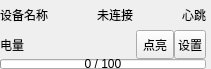
Before: the Qt Designer form UAVManage/devicecontrol.ui in gessd/UAVManage, drawn with Qt 5.
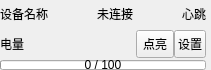
After: the same form once the commit is applied. Icons and pictures are not drawn.

```diff
--- a/UAVManage/devicecontrol.ui
+++ b/UAVManage/devicecontrol.ui
@@ -7,7 +7,7 @@
     <x>0</x>
     <y>0</y>
     <width>211</width>
-    <height>69</height>
+    <height>70</height>
    </rect>
   </property>
   <property name="windowTitle">
@@ -15,7 +15,7 @@
   </property>
   <layout class="QVBoxLayout" name="verticalLayout">
    <property name="spacing">
-    <number>0</number>
+    <number>2</number>
    </property>
    <property name="leftMargin">
     <number>0</number>
@@ -36,6 +36,12 @@
      </property>
      <item>
       <widget class="QLabel" name="labelDeviceName">
+       <property name="maximumSize">
+        <size>
+         <width>100</width>
+         <height>16777215</height>
+        </size>
+       </property>
        <property name="text">
         <string>设备名称</string>
        </property>
@@ -59,6 +65,9 @@
        <property name="text">
         <string>未连接</string>
        </property>
+       <property name="alignment">
+        <set>Qt::AlignCenter</set>
+       </property>
       </widget>
      </item>
      <item>
```
